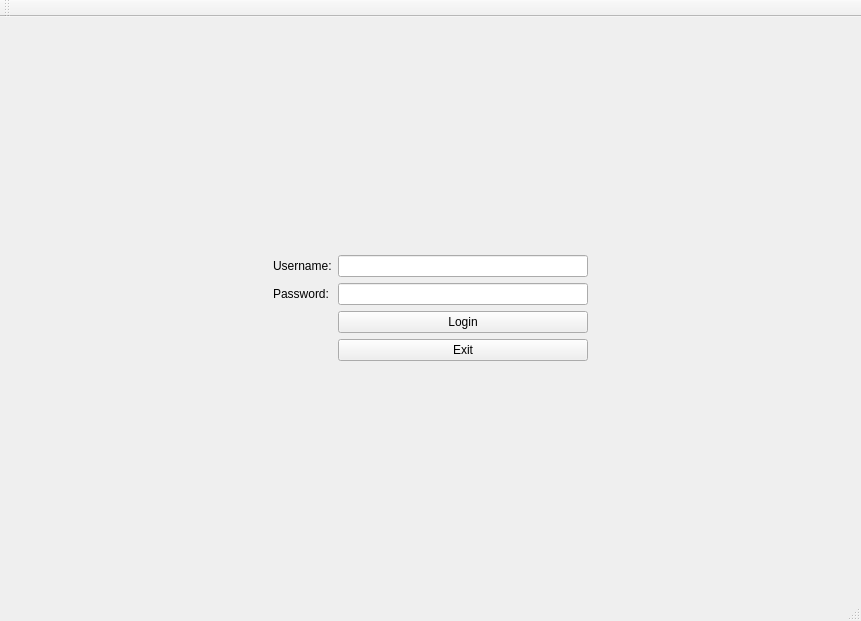
Old version of the form mainwindow.ui in the repository mronfire/Project-2---Cyber-Security.
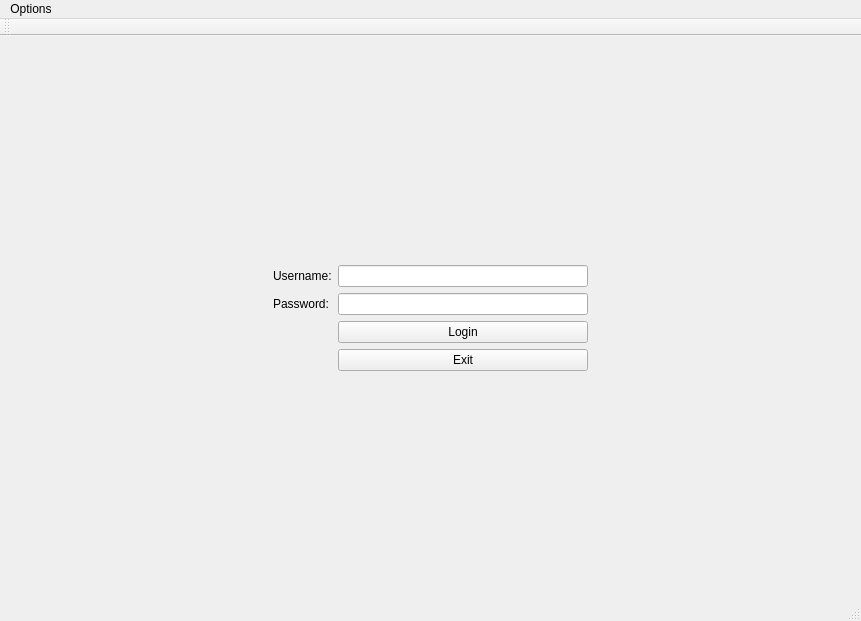
New version of the form. The open tabs and pages were chosen to show the change. Icons and pictures are not drawn.

Patch:
```diff
--- a/mainwindow.ui
+++ b/mainwindow.ui
@@ -644,6 +644,13 @@
      <height>21</height>
     </rect>
    </property>
+   <widget class="QMenu" name="menuContact_us">
+    <property name="title">
+     <string>Options</string>
+    </property>
+    <addaction name="actionContact_us"/>
+   </widget>
+   <addaction name="menuContact_us"/>
   </widget>
   <widget class="QToolBar" name="mainToolBar">
    <attribute name="toolBarArea">
```
Left out of the diff: 14 changed lines with no effect on the pictures.
